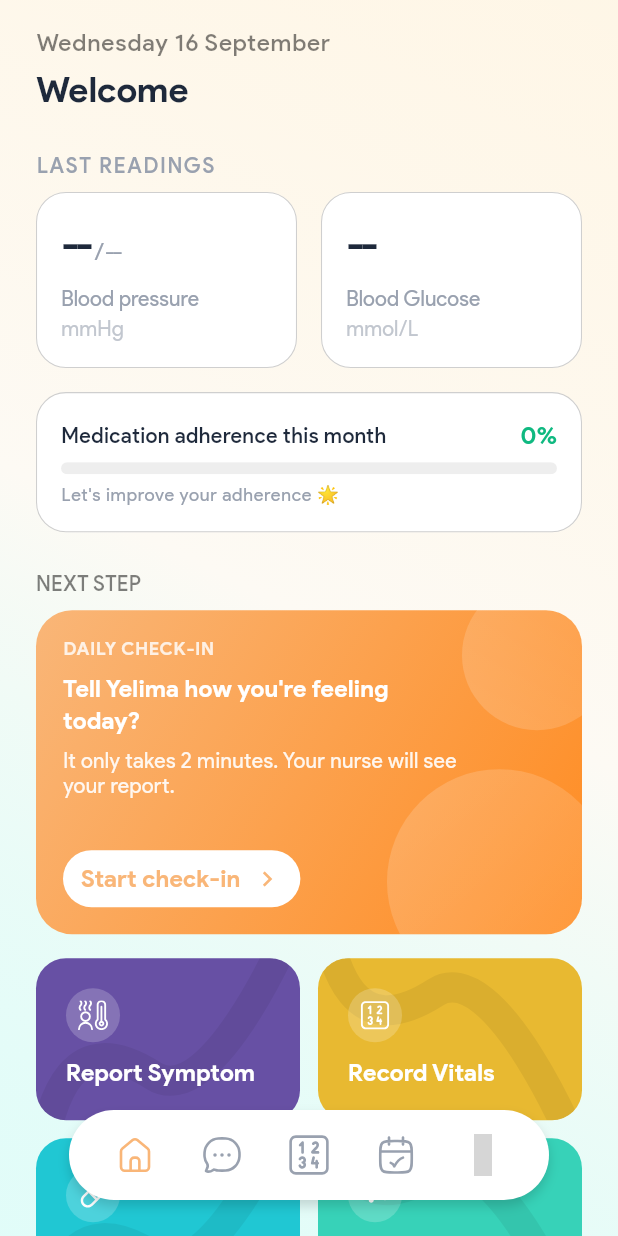
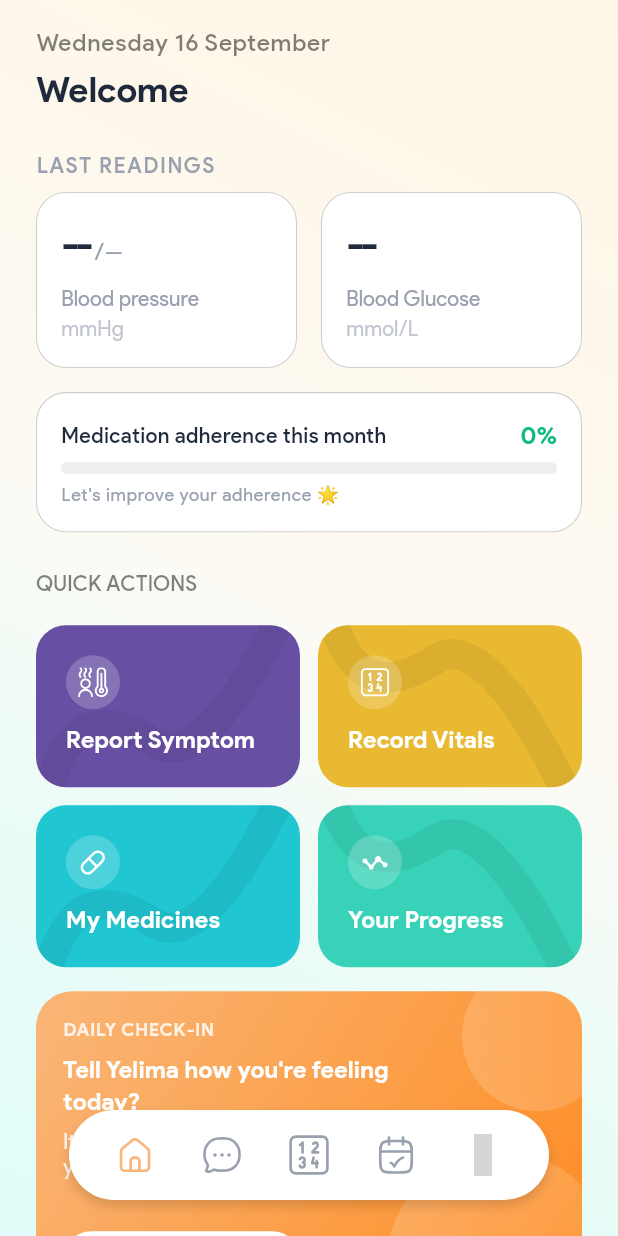
Before and after one commit to Zomujo/yelima-mobile, a Flutter app: the HomeScreen screen opened by its route, on a phone screen of 412 x 824 dp. Run offline on Flutter 3.47's test engine with Material 3 defaults, Android fonts, the phone set to English and light mode, and no system bars; our stand-ins replace cloud_firestore, connectivity_plus, dio, drift, equatable, firebase_analytics and 23 more; missing offline and left inert: audio_waveforms, dart:ffi, sqlite3, tutorial_coach_mark; accounts and stored records are empty; generated files the repository leaves out were written again; network calls fail; grey boxes are pictures that could not be loaded.

Commit message:
refactor: add AM/PM time constraints to medication schedules and update home screen layout and localizations

```diff
--- a/lib/features/home/presentation/screens/home_screen.dart
+++ b/lib/features/home/presentation/screens/home_screen.dart
@@ -60,9 +60,9 @@ class _HomeScreenState extends State<HomeScreen> {
               ),
               const HomeMetricsSection(),
               const SizedBox(height: 16),
-              const HomeNextStepSection(),
-              const SizedBox(height: 24),
-              const HomeUpcomingVisitsSection(),
+              const HomeNextStepSection(
+                topSlotWidget: HomeUpcomingVisitsSection(),
+              ),
             ],
           ),
         ),
--- a/lib/features/home/presentation/widgets/sections/home_next_step_section.dart
+++ b/lib/features/home/presentation/widgets/sections/home_next_step_section.dart
@@ -10,7 +10,9 @@ import 'package:yelima/core/extensions/l10n_extension.dart';
 import '../../../../../core/utils/app_tutorial_keys.dart';
 
 class HomeNextStepSection extends StatelessWidget {
-  const HomeNextStepSection({super.key});
+  final Widget? topSlotWidget;
+
+  const HomeNextStepSection({super.key, this.topSlotWidget});
 
   @override
   Widget build(BuildContext context) {
@@ -25,16 +27,10 @@ class HomeNextStepSection extends StatelessWidget {
             color: AppColors.textBlack.withValues(alpha: 0.5),
           ),
         ),
-        Padding(
-          padding: const EdgeInsets.symmetric(horizontal: 24),
-          child: DailyCheckInCard(
-            key: AppTutorialKeys.homeDailyCheckInKey,
-            onStart: () {
-              context.push(RoutePaths.aiChat);
-            },
-          ),
-        ),
-        const SizedBox(height: 16),
+        if (topSlotWidget != null) ...[
+          topSlotWidget!,
+          const SizedBox(height: 10),
+        ],
         Column(
           key: AppTutorialKeys.homeActionCardsKey,
           children: [
@@ -107,6 +103,16 @@ class HomeNextStepSection extends StatelessWidget {
             ),
           ],
         ),
+        const SizedBox(height: 16),
+        Padding(
+          padding: const EdgeInsets.symmetric(horizontal: 24),
+          child: DailyCheckInCard(
+            key: AppTutorialKeys.homeDailyCheckInKey,
+            onStart: () {
+              context.push(RoutePaths.aiChat);
+            },
+          ),
+        ),
       ],
     );
   }
--- a/lib/features/medications/data/repositories/medication_repository_impl.dart
+++ b/lib/features/medications/data/repositories/medication_repository_impl.dart
@@ -132,10 +132,12 @@ class MedicationRepositoryImpl implements MedicationRepository {
             .toList();
 
         for (var id in localMedsToDelete) {
+          await _cancelAlarmsForMed(id);
           await localDataSource.deleteMedication(id);
         }
 
         await localDataSource.insertMedications(localMedsToInsert);
+        await _scheduleAlarmsForMeds(localMedsToInsert);
       } catch (_) {}
     }
   }
@@ -303,6 +305,7 @@ class MedicationRepositoryImpl implements MedicationRepository {
         ));
       }
       await localDataSource.insertMedications(localMedsToInsert);
+      await _scheduleAlarmsForMeds(localMedsToInsert);
     } catch (e, stack) {
       AppLogger.e('Failed to sync medications in background', e, stack);
     }
--- a/lib/features/medications/presentation/controllers/medicine_details_form_controller.dart
+++ b/lib/features/medications/presentation/controllers/medicine_details_form_controller.dart
@@ -50,7 +50,7 @@ class MedicineDetailsFormController extends ChangeNotifier with SafeNotifier {
   final dosageController = TextEditingController();
   final notesController = TextEditingController();
 
-  // ─── Derived data getters (no business logic in UI) ──────────────────────
+  // ─── Derived data getters ──────────────────────
 
   String get titleName {
     final detailName = allMedicinesController.detailState.data?.name;
--- a/lib/features/medications/presentation/screens/medications_screen.dart
+++ b/lib/features/medications/presentation/screens/medications_screen.dart
@@ -72,7 +72,7 @@ class _MedicationsScreenState extends State<MedicationsScreen> {
                             ),
                           ),
                           child: AppText.labelMedium(
-                            context.l10n.allMedicines,
+                            context.l10n.addMedication,
                             color: const Color(0xFF1E293B),
                             fontWeight: FontWeight.w600,
                           ),
--- a/lib/l10n/app_en.arb
+++ b/lib/l10n/app_en.arb
@@ -73,7 +73,7 @@
   "medicationAdherence": "Medication adherence this month",
   "adherenceGreat": "Keep it up. You're doing great 💪",
   "adherenceImprove": "Let's improve your adherence 🌟",
-  "nextStep": "NEXT STEP",
+  "nextStep": "QUICK ACTIONS",
   "dailyCheckIn": "DAILY CHECK-IN",
   "tellYelima": "Tell Yelima how you're feeling\ntoday?",
   "takesTwoMins": "It only takes 2 minutes. Your nurse will see\nyour report.",
@@ -151,10 +151,10 @@
   "medicationDetails": "Medication Details",
   "medicationLabel": "Medication",
   "searchOrEnterMedicationName": "Search or enter medication name",
-  "selectFacilityTitle": "Select your facility",
-  "selectFacilitySubtitle": "Search for your registered healthcare facility.",
+  "selectFacilityTitle": "Choose your preferred health facility",
+  "selectFacilitySubtitle": "Select a facility near you or one you would prefer to visit for blood pressure, blood sugar, or routine health checks.",
   "facilityLabel": "Facility",
-  "searchFacilityHint": "Search or enter facility name...",
+  "searchFacilityHint": "Search by facility name or location…",
   "noFacilitiesFound": "No facilities found.",
   "allSymptoms": "All Symptoms",
   "add": "Add",
```
Also changed, not shown: lib/features/chat/presentation/screens/chat_screen.dart (+9 -9 lines), lib/features/home/domain/entities/vital_history_entity.dart (+23 -4 lines), lib/features/home/presentation/widgets/sections/home_upcoming_visits_section.dart (+0 -9 lines), lib/features/medications/presentation/widgets/add_medication/medication_dosing_schedule.dart (+16 -5 lines), lib/features/medications/presentation/widgets/medicine_details/medicine_details_schedule_section.dart (+17 -5 lines), lib/features/reading_logging/presentation/widgets/history/reading_history_section.dart (+6 -1 lines), lib/l10n/app_ee.arb (+5 -5 lines), lib/l10n/app_ga.arb (+5 -5 lines), lib/l10n/app_tw.arb (+4 -4 lines), test_sort.dart (added, +9 -0 lines).
